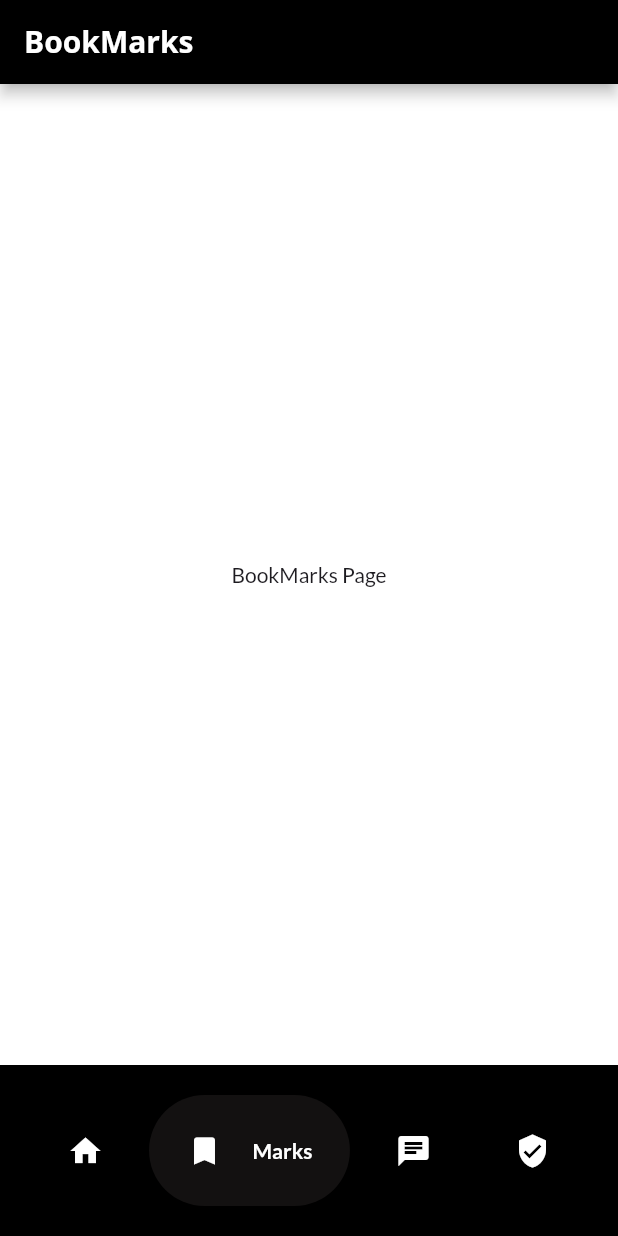
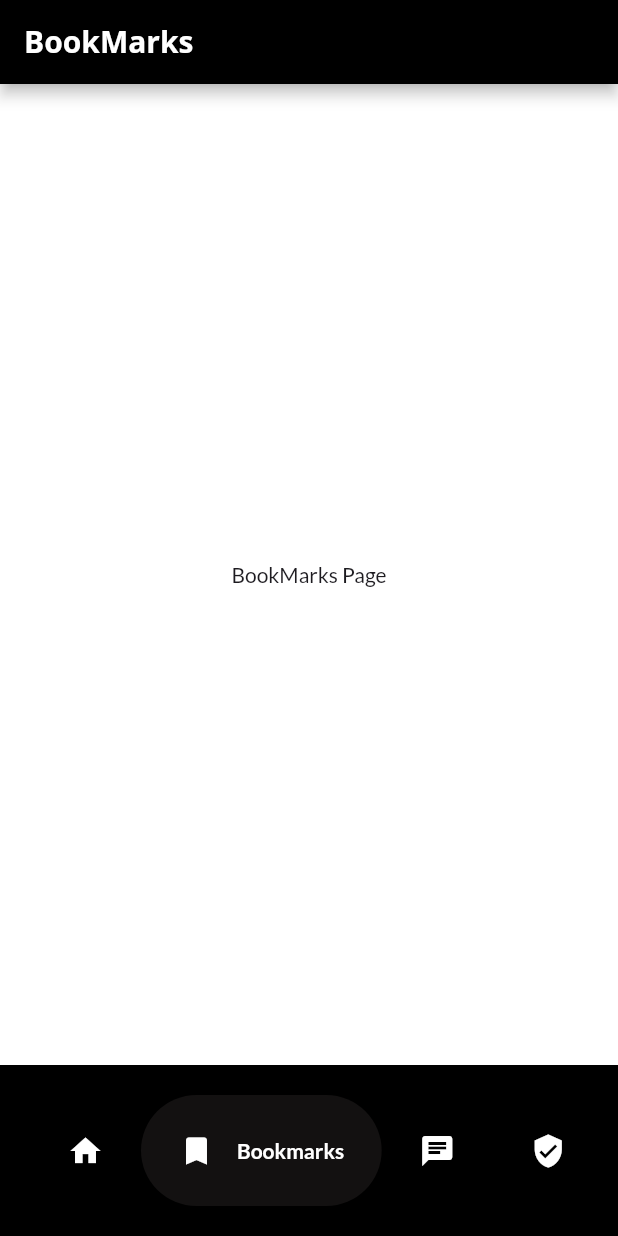
Before and after one commit to ST60002CEM/batch31b-Roshan09876, a Flutter app: the screen it shows after launch, item 2 of the bottom bar chosen, on a phone screen of 412 x 824 dp. Run offline on Flutter 3.47's test engine with Material 3 defaults, Android fonts, the phone set to English and light mode, and no system bars; drawn by our look-alikes of google_nav_bar; our stand-ins replace flutter_riverpod, flutter_screenutil, google_fonts, lottie.

Commit message:
BottomNav with StateManagement

```diff
--- a/lib/config/router/app_routes.dart
+++ b/lib/config/router/app_routes.dart
@@ -1,4 +1,4 @@
-import 'package:job_finder/features/home/presentation/view/bottomnav/bottom_nav_dashboard_view.dart';
+import 'package:job_finder/features/home/presentation/view/bottomnav/home_view.dart';
 import 'package:job_finder/chat_view.dart';
 import 'package:job_finder/features/home/presentation/view/main_screen_view.dart';
 import 'package:job_finder/features/auth/presentation/view/ui/screens/first_page.dart';
@@ -15,7 +15,7 @@ class AppRoute {
   static const String firstpageRoute = '/firstpageRoute';
   static const String loginviewRoute = '/loginviewRoute';
   static const String registerviewRoute = '/registerviewRoute';
-  static const String bottomnavDashboardRoute = '/bottomnavDashboardRoute';
+  static const String homeViewRoute = '/homeViewRoute';
   static const String mainscreenRoute = '/mainscreenRoute';
   static const String chatviewRoute = '/chatviewRoute';
   static const String profileviewRoute = '/profileviewRoute';
@@ -26,7 +26,7 @@ class AppRoute {
       firstpageRoute: (context) => FirstPage(),
       loginviewRoute: (context) => LoginView(),
       registerviewRoute: (context) => RegisterView(),
-      bottomnavDashboardRoute: (context) => BottomNavDashboardView(),
+      homeViewRoute: (context) => HomeView(),
       mainscreenRoute: (context) => MainScreenView(),
       chatviewRoute: (context) => ChatView(),
       profileviewRoute: (context) => ProfileView(),
--- a/lib/core/app.dart
+++ b/lib/core/app.dart
@@ -17,7 +17,7 @@ class MyApp extends StatelessWidget {
         return MaterialApp(
           debugShowCheckedModeBanner: false,
           theme: getApplicationTheme(),
-          initialRoute: AppRoute.bottomnavDashboardRoute,
+          initialRoute: AppRoute.homeViewRoute,
           routes: AppRoute.getApplicationRoute(),
         );
       },
--- a/lib/features/home/presentation/view/bottomnav/bottom_nav_dashboard_view.dart
+++ /dev/null
@@ -1,62 +0,0 @@
-import 'package:flutter/material.dart';
-import 'package:google_nav_bar/google_nav_bar.dart';
-import 'package:job_finder/features/auth/presentation/view/bookmarks/bookmarks_page.dart';
-import 'package:job_finder/features/auth/presentation/view/chat/chat_list.dart';
-import 'package:job_finder/features/home/presentation/view/main_screen_view.dart';
-import 'package:job_finder/features/auth/presentation/view/profile/profile_page.dart';
-import 'package:job_finder/config/constant/app_constants.dart';
-
-class BottomNavDashboardView extends StatefulWidget {
-  const BottomNavDashboardView({super.key});
-
-  @override
-  State<BottomNavDashboardView> createState() => _BottomNavDashboardViewState();
-}
-
-class _BottomNavDashboardViewState extends State<BottomNavDashboardView> {
-  int _selectindex = 0;
-
-  List<Widget> lstBottomScreen = [
-    MainScreenView(),
-    BookMarksPage(),
-    ChatListPage(),
-    ProfilePage(),
-  ];
-  @override
-  Widget build(BuildContext context) {
-    return Scaffold(
-      body: lstBottomScreen[_selectindex],
-      bottomNavigationBar: Container(
-        color: Color(kDark.value),
-        child: Padding(
-          padding: EdgeInsets.symmetric(horizontal: 20, vertical: 20),
-          child: GNav(
-            backgroundColor: Color(kDark.value),
-            color: Color(kLight.value),
-            activeColor: Color(kLight.value),
-            tabBackgroundColor: const Color.fromARGB(255, 19, 17, 17),
-            gap: 20,
-            tabs: [
-            GButton(onPressed: (){
-              _onNavItemTapped(0);
-            }, icon: Icons.home, text: 'Home',),
-            GButton(onPressed: (){
-              _onNavItemTapped(1);
-            }, icon: Icons.bookmark, text: 'Marks',),
-            GButton(onPressed: (){
-              _onNavItemTapped(2);
-            },icon: Icons.chat, text: 'Chat',),
-            GButton(onPressed: (){
-              _onNavItemTapped(3);
-            },icon: Icons.verified_user, text: 'Profile',),
-          ]),
-        ),
-      ),
-    );
-  }
-    void _onNavItemTapped(int index) {
-    setState(() {
-      _selectindex = index;
-    });
-  }
-}
--- /dev/null
+++ b/lib/features/home/presentation/view/bottomnav/home_view.dart
@@ -0,0 +1,55 @@
+import 'package:flutter/material.dart';
+import 'package:flutter_riverpod/flutter_riverpod.dart';
+import 'package:google_nav_bar/google_nav_bar.dart';
+import 'package:job_finder/config/constant/app_constants.dart';
+import 'package:job_finder/features/home/presentation/view_model/home_view_model.dart';
+
+class HomeView extends ConsumerWidget {
+  const HomeView({super.key});
+
+  @override
+  Widget build(BuildContext context, WidgetRef ref) {
+    final homeState = ref.watch(homeStateListViewProvider);
+    return Scaffold(
+      body: homeState.lstWidget[homeState.index],
+      bottomNavigationBar: Container(
+        color: Color(kDark.value),
+        child: Padding(
+          padding: EdgeInsets.symmetric(horizontal: 20, vertical: 20),
+          child: GNav(
+            backgroundColor: Color(kDark.value),
+            color: Color(kLight.value),
+            activeColor: Color(kLight.value),
+            tabBackgroundColor: const Color.fromARGB(255, 19, 17, 17),
+            gap: 15,
+            tabs: [
+              GButton(
+                onPressed: () {},
+                icon: Icons.home,
+                text: 'Home',
+              ),
+              GButton(
+                onPressed: () {},
+                icon: Icons.bookmark,
+                text: 'Bookmarks',
+              ),
+              GButton(
+                onPressed: () {},
+                icon: Icons.chat,
+                text: 'Chat',
+              ),
+              GButton(
+                onPressed: () {},
+                icon: Icons.verified_user,
+                text: 'Profile',
+              ),
+            ],
+            onTabChange: (index) {
+              ref.read(homeStateListViewProvider.notifier).changeIndex(index);
+            },
+          ),
+        ),
+      ),
+    );
+  }
+}
--- a/lib/features/home/presentation/view/main_screen_view.dart
+++ b/lib/features/home/presentation/view/main_screen_view.dart
@@ -6,6 +6,7 @@ import 'package:job_finder/config/constant/app_constants.dart';
 import 'package:job_finder/config/constant/height_spacer.dart';
 import 'package:job_finder/config/constant/reusable_text.dart';
 import 'package:job_finder/features/auth/presentation/view/search/search_widget.dart';
+import 'package:job_finder/features/home/presentation/view_model/home_view_model.dart';
 
 class MainScreenView extends StatelessWidget {
   const MainScreenView({super.key});
--- /dev/null
+++ b/lib/features/home/presentation/view_model/home_view_model.dart
@@ -0,0 +1,17 @@
+import 'package:flutter_riverpod/flutter_riverpod.dart';
+import 'package:job_finder/features/home/presentation/state/home_state.dart';
+
+//Making provider to contact with main screen
+final homeStateListViewProvider =
+    StateNotifierProvider<HomeViewModel, HomeState>((ref) {
+  return HomeViewModel();
+});
+
+class HomeViewModel extends StateNotifier<HomeState> {
+  HomeViewModel() : super(HomeState.intitial());
+
+  //Now making function for bottom Navigation
+  void changeIndex(int index) {
+    state = state.copywith(index: index);
+  }
+}
--- a/lib/main.dart
+++ b/lib/main.dart
@@ -1,9 +1,9 @@
 import 'package:flutter/material.dart';
+import 'package:flutter_riverpod/flutter_riverpod.dart';
 import 'package:job_finder/core/app.dart';
-
 
 void main() {
   runApp(
-    const MyApp(),
+    ProviderScope(child: const MyApp()),
   );
 }
--- a/pubspec.yaml
+++ b/pubspec.yaml
@@ -41,6 +41,8 @@ dependencies:
   flutter_screenutil: ^5.9.0
   smooth_page_indicator: ^1.1.0
   google_nav_bar: ^5.0.6
+  flutter_riverpod: ^2.4.9
+  path_provider: ^2.1.1
 
 dev_dependencies:
   flutter_test:
```
Also changed, not shown: lib/features/home/presentation/state/home_state.dart (added, +32 -0 lines), pubspec.lock.
